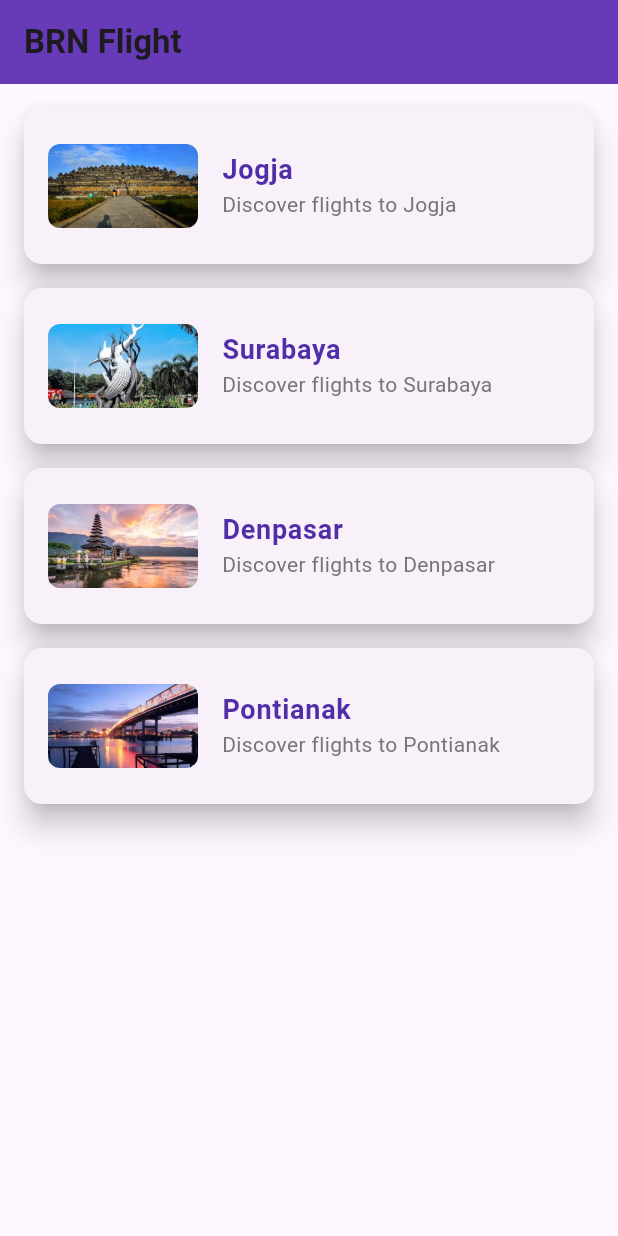
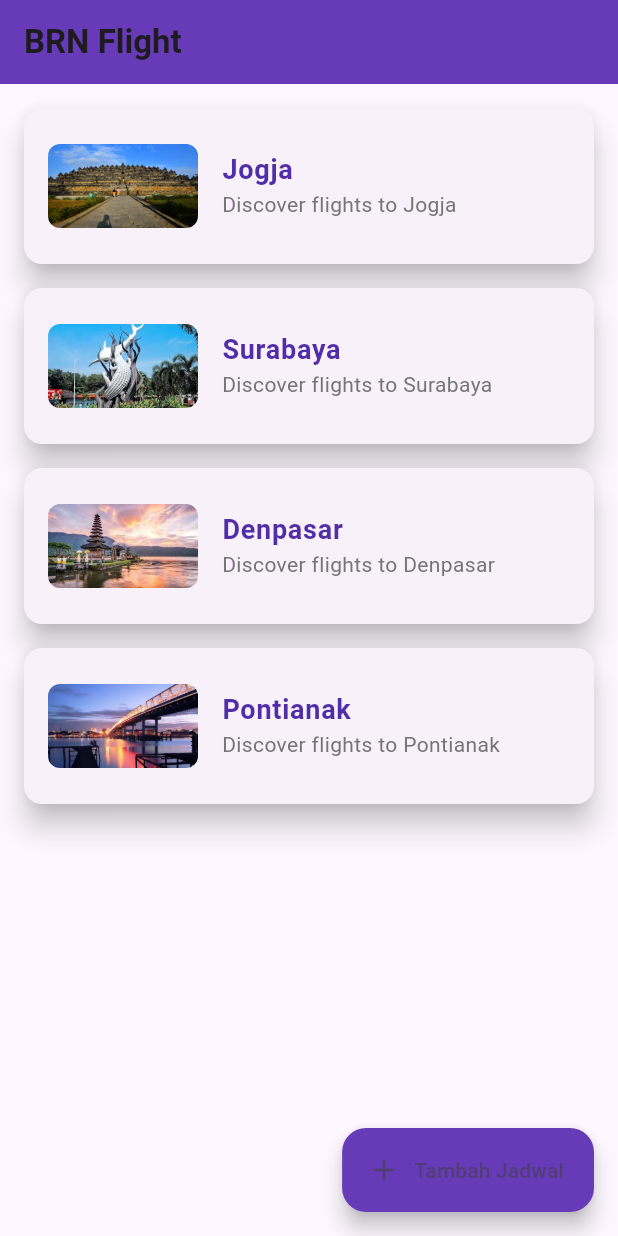
Before and after one commit to Ranggasap/BRNFlight, a Flutter app: the screen it shows after launch, on a phone screen of 412 x 824 dp. Run offline on Flutter 3.47's test engine with Material 3 defaults, Android fonts, the phone set to English and light mode, and no system bars; our stand-ins replace cloud_firestore, firebase_auth, firebase_core; accounts and stored records are empty.

Commit message:
homepage2
test

```diff
--- a/flight/lib/home_page.dart
+++ b/flight/lib/home_page.dart
@@ -1,5 +1,6 @@
 import 'package:flutter/material.dart';
 import 'flight_details_page.dart';
+import 'AddJadwal.dart'; // Pastikan ini diimpor
 
 class HomePage extends StatelessWidget {
   final List<Map<String, String>> flights = [
@@ -14,6 +15,15 @@ class HomePage extends StatelessWidget {
       context,
       MaterialPageRoute(
         builder: (context) => FlightDetailsPage(city: city),
+      ),
+    );
+  }
+
+  void _navigateToAddJadwal(BuildContext context) {
+    Navigator.push(
+      context,
+      MaterialPageRoute(
+        builder: (context) => AirlineManagementPage(),
       ),
     );
   }
@@ -33,14 +43,14 @@ class HomePage extends StatelessWidget {
             final flight = flights[index];
             return Card(
               margin: const EdgeInsets.only(bottom: 16),
-              elevation: 8,  // Add shadow for better visibility
+              elevation: 8,
               shape: RoundedRectangleBorder(
-                borderRadius: BorderRadius.circular(12), // Rounded corners for the card
+                borderRadius: BorderRadius.circular(12),
               ),
               child: ListTile(
-                contentPadding: EdgeInsets.all(16), // Padding inside the tile
+                contentPadding: EdgeInsets.all(16),
                 leading: ClipRRect(
-                  borderRadius: BorderRadius.circular(8), // Rounded corners for the image
+                  borderRadius: BorderRadius.circular(8),
                   child: Image.asset(
                     flight["image"]!,
                     width: 100,
@@ -53,13 +63,13 @@ class HomePage extends StatelessWidget {
                   style: TextStyle(
                     fontWeight: FontWeight.bold,
                     fontSize: 18,
-                    color: Colors.deepPurple[700], // Title color
+                    color: Colors.deepPurple[700],
                   ),
                 ),
                 subtitle: Text(
                   "Discover flights to ${flight['city']}",
                   style: TextStyle(
-                    color: Colors.grey[600], // Subtitle color
+                    color: Colors.grey[600],
                     fontSize: 14,
                   ),
                 ),
@@ -69,6 +79,12 @@ class HomePage extends StatelessWidget {
           },
         ),
       ),
+      floatingActionButton: FloatingActionButton.extended(
+        onPressed: () => _navigateToAddJadwal(context),
+        label: Text("Tambah Jadwal"),
+        icon: Icon(Icons.add),
+        backgroundColor: Colors.deepPurple,
+      ),
     );
   }
 }
```
